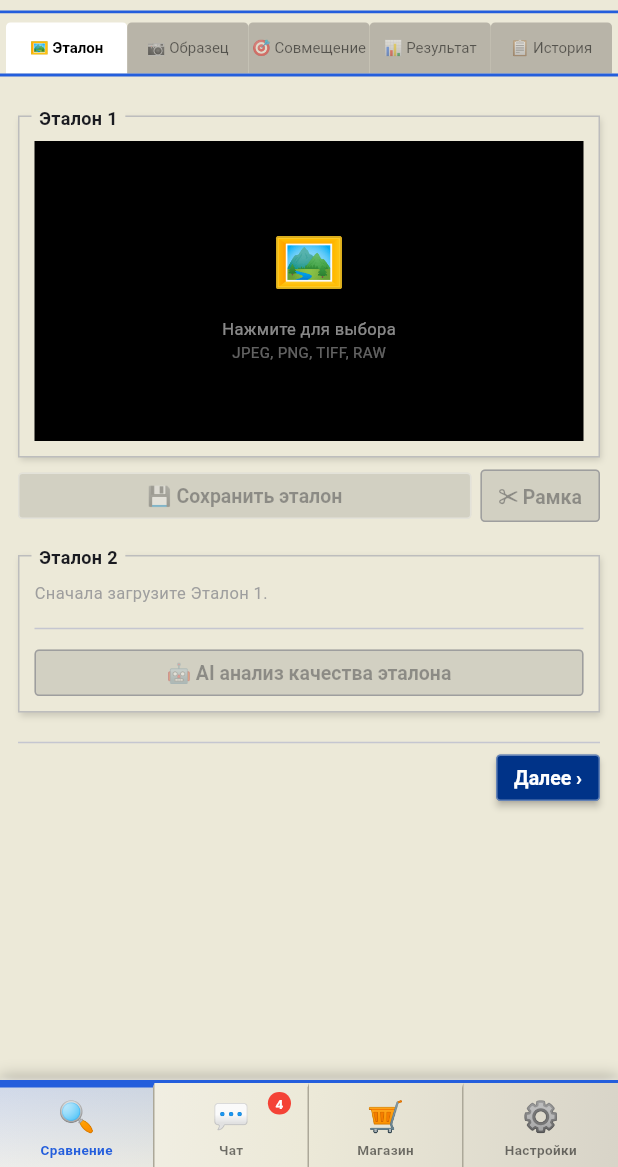
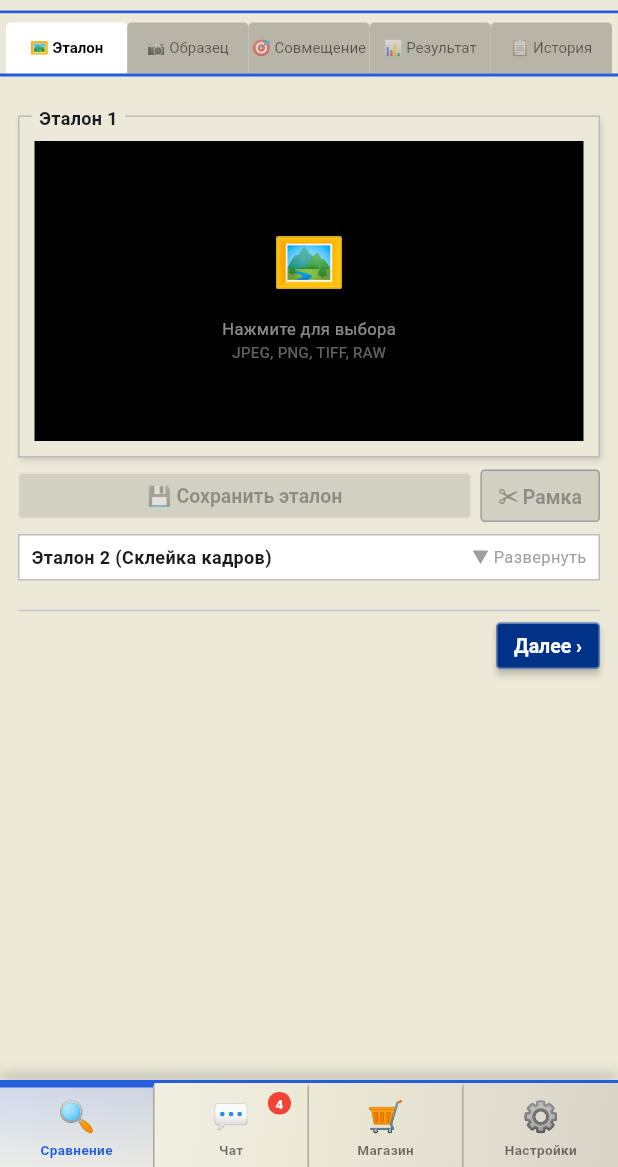
Before and after one commit to ppvesna/foto-compare, a Flutter app: the screen it shows once a user with an empty profile is signed in, on a phone screen of 412 x 824 dp, the part 69-1236 px from its top. Run offline on Flutter 3.47's test engine with Material 3 defaults, Android fonts, the phone set to English and light mode, and no system bars; our stand-ins replace image_picker, sqflite, supabase_flutter; missing offline and left inert: google_mlkit_barcode_scanning, google_mlkit_text_recognition; accounts and stored records are empty.

Commit message:
Сворачиваем блоки «Эталон 2» и «Образец 2» под спойлер (XpCollapsible)
Эти блоки используются только для функции «Склейка кадров», поэтому
по умолчанию свёрнуты и разворачиваются по тапу на заголовок.

https://claude.ai/code/session_01SYdGBKvBkUENM7TUXVJdMv

```diff
--- a/lib/screens/compare_screen.dart
+++ b/lib/screens/compare_screen.dart
@@ -1063,7 +1063,9 @@ class _CompareScreenState extends State<CompareScreen>
 
         // ── Эталон 2 ─────────────────────────────────
         const SizedBox(height: 8),
-        XpGroup(
+        XpCollapsible(
+            title: 'Эталон 2 (Склейка кадров)',
+            child: XpGroup(
             label: 'Эталон 2',
             child: Column(crossAxisAlignment: CrossAxisAlignment.stretch, children: [
               if (_refImg == null) ...[
@@ -1210,7 +1212,7 @@ class _CompareScreenState extends State<CompareScreen>
                   XpBtn(
                       label: '🤖 AI анализ качества эталона',
                       onPressed: _refImg != null ? _analyzeReferenceWithAi : null),
-              ])),
+              ]))),
 
         const SizedBox(height: 12),
         const Divider(),
@@ -1264,8 +1266,10 @@ class _CompareScreenState extends State<CompareScreen>
                 const SizedBox(height: 4),
                 const Divider(),
                 const SizedBox(height: 6),
-                if (_cmp2Img == null) ...[
-                  GestureDetector(
+                XpCollapsible(
+                  title: 'Образец 2 (Склейка кадров)',
+                  child: _cmp2Img == null
+                      ? GestureDetector(
                           onTap: () => _pickCmp2(),
                           child: Container(
                             height: 120,
@@ -1277,8 +1281,8 @@ class _CompareScreenState extends State<CompareScreen>
                               Text('Нажмите для второго снимка', style: TextStyle(fontSize: 11, color: Colors.white54)),
                             ]),
                           ),
-                  ),
-                ] else ...[
+                        )
+                      : Column(crossAxisAlignment: CrossAxisAlignment.stretch, children: [
                           ClipRect(
                             child: Container(
                               height: 260,
@@ -1347,7 +1351,8 @@ class _CompareScreenState extends State<CompareScreen>
                                     ? null
                                     : () => _selectCmp(_cmpImg!, _cmp2Img)),
                           ]),
-                ],
+                        ]),
+                ),
               ],
             ])),
 
--- a/lib/widgets/xp_widgets.dart
+++ b/lib/widgets/xp_widgets.dart
@@ -149,6 +149,59 @@ class XpGroup extends StatelessWidget {
         ],
       ),
     );
+  }
+}
+
+// ── XP Спойлер (сворачиваемый блок) ───────────────────
+class XpCollapsible extends StatefulWidget {
+  final String title;
+  final Widget child;
+  final bool initiallyExpanded;
+
+  const XpCollapsible({
+    super.key,
+    required this.title,
+    required this.child,
+    this.initiallyExpanded = false,
+  });
+
+  @override
+  State<XpCollapsible> createState() => _XpCollapsibleState();
+}
+
+class _XpCollapsibleState extends State<XpCollapsible> {
+  late bool _expanded;
+
+  @override
+  void initState() {
+    super.initState();
+    _expanded = widget.initiallyExpanded;
+  }
+
+  @override
+  Widget build(BuildContext context) {
+    return Column(crossAxisAlignment: CrossAxisAlignment.stretch, children: [
+      GestureDetector(
+        onTap: () => setState(() => _expanded = !_expanded),
+        child: Container(
+          padding: const EdgeInsets.symmetric(horizontal: 8, vertical: 6),
+          decoration: BoxDecoration(
+            color: Colors.white,
+            border: Border.all(color: Colors.grey.shade400),
+          ),
+          child: Row(children: [
+            Expanded(
+                child: Text(widget.title,
+                    style: const TextStyle(
+                        fontSize: 12, fontWeight: FontWeight.w600))),
+            Text(_expanded ? '▲ Свернуть' : '▼ Развернуть',
+                style: const TextStyle(fontSize: 11, color: Colors.grey)),
+          ]),
+        ),
+      ),
+      if (_expanded)
+        Padding(padding: const EdgeInsets.only(top: 6), child: widget.child),
+    ]);
   }
 }
 
```
Also changed, not shown: 1 other file. Lines whose indentation alone changed are shown as unchanged.
